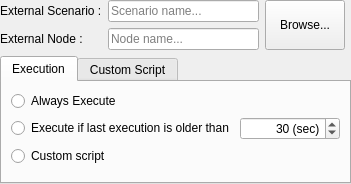
First picture: the form in RequestFlowApp/CoreView/ui/ExternalNodeUi.ui, repository fatehmtd/RequestFlow, before the edit.
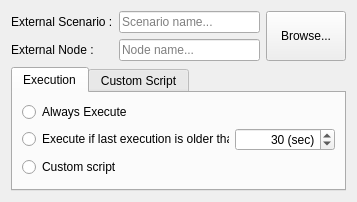
Second picture: the form after the edit.

Commit message: Better EndpointNode widget presenation / authentication

Patch:
```diff
--- a/RequestFlowApp/CoreView/ui/ExternalNodeUi.ui
+++ b/RequestFlowApp/CoreView/ui/ExternalNodeUi.ui
@@ -6,26 +6,20 @@
    <rect>
     <x>0</x>
     <y>0</y>
-    <width>339</width>
-    <height>184</height>
+    <width>357</width>
+    <height>202</height>
    </rect>
   </property>
+  <property name="minimumSize">
+   <size>
+    <width>357</width>
+    <height>202</height>
+   </size>
+  </property>
   <property name="windowTitle">
    <string>Form</string>
   </property>
   <layout class="QGridLayout" name="gridLayout_2">
-   <property name="leftMargin">
-    <number>0</number>
-   </property>
-   <property name="topMargin">
-    <number>0</number>
-   </property>
-   <property name="rightMargin">
-    <number>0</number>
-   </property>
-   <property name="bottomMargin">
-    <number>0</number>
-   </property>
    <item row="0" column="0">
     <layout class="QGridLayout" name="gridLayout">
      <item row="0" column="0">
@@ -77,7 +71,7 @@
      </item>
     </layout>
    </item>
-   <item row="1" column="0" colspan="2">
+   <item row="1" column="0">
     <widget class="QTabWidget" name="tabWidget">
      <property name="currentIndex">
       <number>0</number>
```
The commit also changes 9 other files.
